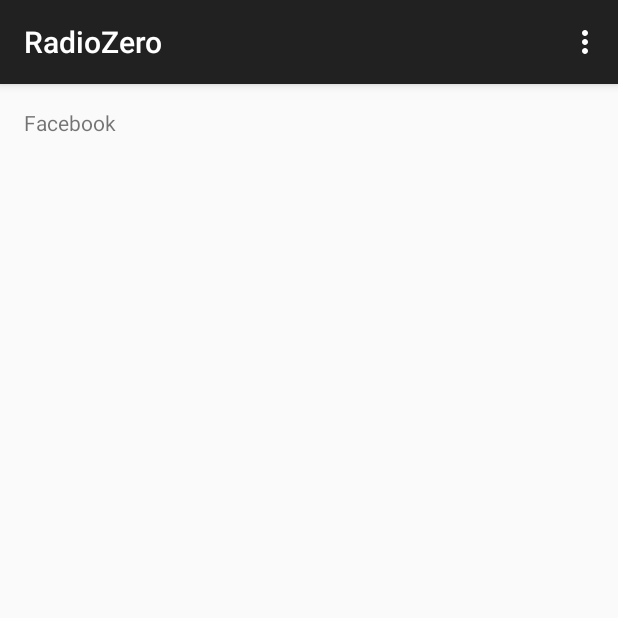
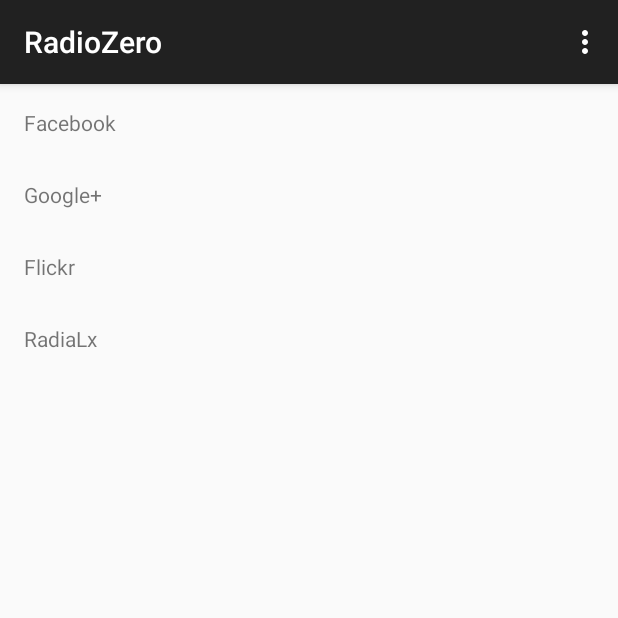
Before and after one commit to HenriqueRocha/RadioZero, an Android app: the screen it shows after launch (MainActivity), after a tap on "Facebook", on a phone screen of 412 x 824 dp, the top half of it. Run offline under Robolectric (Android 15) with nearby library versions, the phone set to English and light mode, and no system bars.

Commit message:
Fix issue #2 Link to Flickr, Google+ and RadiaLx

```diff
--- a/app/src/main/java/org/androidappdev/radiozero/MainActivity.java
+++ b/app/src/main/java/org/androidappdev/radiozero/MainActivity.java
@@ -52,8 +52,6 @@ public class MainActivity extends ActionBarActivity {
      */
     public static class PlaceholderFragment extends Fragment implements View.OnClickListener {
 
-        private View mFacebookLink;
-
         public PlaceholderFragment() {
         }
 
@@ -78,17 +76,35 @@ public class MainActivity extends ActionBarActivity {
         public View onCreateView(LayoutInflater inflater, ViewGroup container,
                                  Bundle savedInstanceState) {
             View rootView = inflater.inflate(R.layout.fragment_main, container, false);
-            mFacebookLink = rootView.findViewById(R.id.facebook_link);
-            mFacebookLink.setOnClickListener(this);
+
+            rootView.findViewById(R.id.facebook_link).setOnClickListener(this);
+            rootView.findViewById(R.id.google_plus_link).setOnClickListener(this);
+            rootView.findViewById(R.id.flickr_link).setOnClickListener(this);
+            rootView.findViewById(R.id.radialx_link).setOnClickListener(this);
+
             return rootView;
         }
 
         @Override
         public void onClick(View view) {
-            if (view.getId() == R.id.facebook_link) {
-                startActivity(getOpenInFacebookIntent(
-                        getActivity(), "http://www.facebook.com/radiozero"));
+            int id = view.getId();
+            Intent intent = new Intent(Intent.ACTION_VIEW);
+            switch (id) {
+                case R.id.facebook_link:
+                    intent = getOpenInFacebookIntent(
+                            getActivity(), "http://www.facebook.com/radiozero");
+                    break;
+                case R.id.google_plus_link:
+                    intent.setData(Uri.parse("https://plus.google.com/113155695079240313645"));
+                    break;
+                case R.id.flickr_link:
+                    intent.setData(Uri.parse("http://flickr.com/radiozero"));
+                    break;
+                case R.id.radialx_link:
+                    intent.setData(Uri.parse("http://radialx.radiozero.pt"));
+                    break;
             }
+            startActivity(intent);
         }
 
     }
--- a/app/src/main/res/layout/fragment_main.xml
+++ b/app/src/main/res/layout/fragment_main.xml
@@ -1,7 +1,8 @@
-<RelativeLayout xmlns:android="http://schemas.android.com/apk/res/android"
+<LinearLayout xmlns:android="http://schemas.android.com/apk/res/android"
     xmlns:tools="http://schemas.android.com/tools"
     android:layout_width="match_parent"
     android:layout_height="match_parent"
+    android:orientation="vertical"
     android:paddingBottom="@dimen/activity_vertical_margin"
     android:paddingLeft="@dimen/activity_horizontal_margin"
     android:paddingRight="@dimen/activity_horizontal_margin"
@@ -12,6 +13,27 @@
         android:id="@+id/facebook_link"
         android:layout_width="wrap_content"
         android:layout_height="wrap_content"
+        android:minHeight="48dp"
         android:text="@string/facebook" />
 
-</RelativeLayout>
+    <TextView
+        android:id="@+id/google_plus_link"
+        android:layout_width="wrap_content"
+        android:layout_height="wrap_content"
+        android:minHeight="48dp"
+        android:text="@string/google_plus" />
+
+    <TextView
+        android:id="@+id/flickr_link"
+        android:layout_width="wrap_content"
+        android:layout_height="wrap_content"
+        android:minHeight="48dp"
+        android:text="@string/flickr" />
+
+    <TextView
+        android:id="@+id/radialx_link"
+        android:layout_width="wrap_content"
+        android:layout_height="wrap_content"
+        android:minHeight="48dp"
+        android:text="@string/radialx" />
+</LinearLayout>
--- a/app/src/main/res/values/strings.xml
+++ b/app/src/main/res/values/strings.xml
@@ -5,5 +5,8 @@
     <string name="hello_world">Hello world!</string>
     <string name="action_settings">Settings</string>
     <string name="facebook">Facebook</string>
+    <string name="google_plus">Google+</string>
+    <string name="flickr">Flickr</string>
+    <string name="radialx">RadiaLx</string>
 
 </resources>
```
